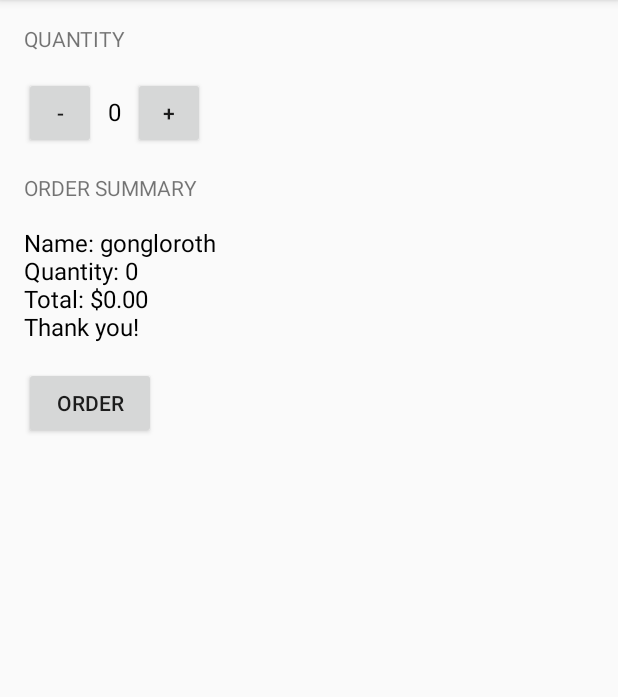
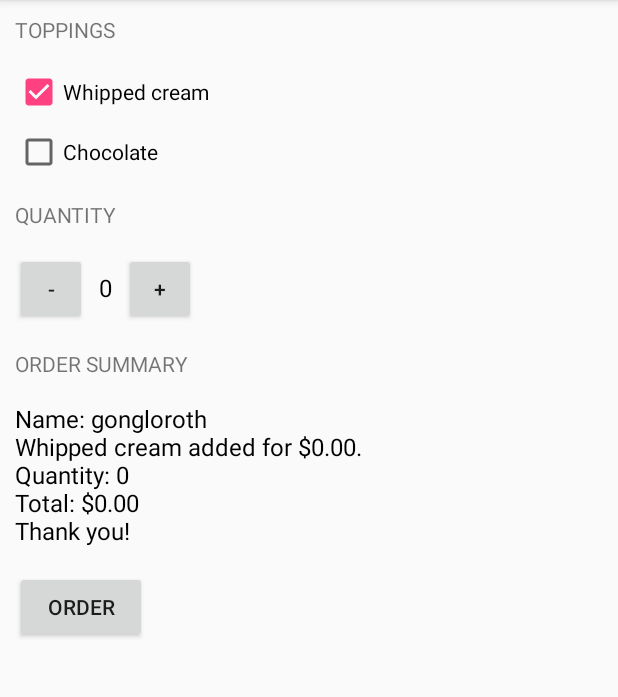
Before and after one commit to gongloroth/just-java, an Android app: the screen it shows after launch (MainActivity), after a tap on "ORDER", on a phone screen of 412 x 824 dp, the part 84-781 px from its top. Run offline under Robolectric (Android 15) with nearby library versions, the phone set to English and light mode, and no system bars; 1 other tap on this screen came first.

Commit message:
Second commit
Added checkboxes to the program

```diff
--- a/app/src/main/java/com/gongloroth/justjava/MainActivity.java
+++ b/app/src/main/java/com/gongloroth/justjava/MainActivity.java
@@ -2,34 +2,63 @@ package com.gongloroth.justjava;
 
 import android.os.Bundle;
 import android.support.v7.app.AppCompatActivity;
+import android.util.Log;
 import android.view.View;
+import android.widget.CheckBox;
 import android.widget.TextView;
 
 import java.text.NumberFormat;
 import java.util.Formatter;
-import java.util.Locale;
 
 /**
  * This app displays an order form to order coffee.
  */
 public class MainActivity extends AppCompatActivity {
 
-    private int priceOfOneCup = 150;
-    private int quantity =0;
+    private final int priceOfOneCup = 150;
+    private final int WHIPPED_CREAM_PRICE = 30;
+    private final int CHOCOLATE_PRICE = 25;
+    private int quantity = 0;
     private int price = 0;
     private String message = "Thank you!";
     private String name = "gongloroth";
+    private boolean hasWhippedCream = false;
+    private boolean hasChocolate = false;
+    private CheckBox whippedCreamCheckBox;
+    private CheckBox chocolateCheckBox;
 
     @Override
     protected void onCreate(Bundle savedInstanceState) {
         super.onCreate(savedInstanceState);
         setContentView(R.layout.activity_main);
+
+        setWhippedCreamCheckBox(R.id.whipped_cream_checkbox);
+        getWhippedCreamCheckBox().setOnClickListener(new View.OnClickListener() {
+            @Override
+            public void onClick(View view) {
+                if (whippedCreamCheckBox.isChecked()){
+                    hasWhippedCream = true;
+                }
+            }
+        });
+
+        setChocolateCheckBox(R.id.chocolate_checkbox);
+        getWhippedCreamCheckBox().setOnClickListener(new View.OnClickListener() {
+            @Override
+            public void onClick(View view) {
+                if (chocolateCheckBox.isChecked()){
+                    hasChocolate = true;
+                }
+            }
+        });
     }
 
     @Override
     public void onSaveInstanceState(Bundle outState) {
         outState.putInt("QUANTITY", quantity);
         outState.putInt("PRICE", price);
+        outState.putBoolean("WHIPPED_KEY",hasWhippedCream);
+        outState.putBoolean("CHOCOLATE_KEY",hasChocolate);
 
         // call superclass to save any view hierarchy
         super.onSaveInstanceState(outState);
@@ -39,9 +68,16 @@ public class MainActivity extends AppCompatActivity {
     public void onRestoreInstanceState(Bundle savedInstanceState) {
         price = savedInstanceState.getInt("PRICE");
         quantity = savedInstanceState.getInt("QUANTITY");
+        hasWhippedCream = savedInstanceState.getBoolean("WHIPPED_KEY");
+        hasChocolate = savedInstanceState.getBoolean("CHOCOLATE_KEY");
+
+        getWhippedCreamCheckBox().setChecked(hasWhippedCream);
+        getChocolateCheckBox().setChecked(hasChocolate);
 
         displayQuantity(quantity);
-        displayMessage(createOrderSummary(price));
+        if (price > 0) {
+            displayMessage(createOrderSummary(price, hasWhippedCream,hasChocolate));
+        }
     }
 
     /**
@@ -51,8 +87,27 @@ public class MainActivity extends AppCompatActivity {
         //displayMessage("Ordered coffee amount: " + quantity + "\n" + "Total: " + formatCurrency(calculatePrice(quantity,priceOfOneCup)) + "\n" + message);
         //int price = calculatePrice(quantity,priceOfOneCup);
         //displayPrice(price);
-        price = calculatePrice(quantity,priceOfOneCup);
-        displayMessage(createOrderSummary(price));
+        if (getWhippedCreamCheckBox().isChecked() && getChocolateCheckBox().isChecked()){
+            price = calculatePrice(quantity, priceOfOneCup) + WHIPPED_CREAM_PRICE*quantity + CHOCOLATE_PRICE*quantity;
+            hasChocolate = true;
+            hasWhippedCream = true;
+        }
+        else if (getWhippedCreamCheckBox().isChecked() && !getChocolateCheckBox().isChecked()) {
+            price = calculatePrice(quantity, priceOfOneCup) + WHIPPED_CREAM_PRICE*quantity;
+            hasWhippedCream = true;
+            hasChocolate = false;
+        }
+        else if (getChocolateCheckBox().isChecked() && !getWhippedCreamCheckBox().isChecked()){
+            price = calculatePrice(quantity, priceOfOneCup) + CHOCOLATE_PRICE*quantity;
+            hasChocolate = true;
+            hasWhippedCream = false;
+        }
+        else {
+            price = calculatePrice(quantity, priceOfOneCup);
+            hasWhippedCream = false;
+            hasChocolate = false;
+        }
+        displayMessage(createOrderSummary(price,hasWhippedCream,hasChocolate));
     }
 
     /**
@@ -71,7 +126,7 @@ public class MainActivity extends AppCompatActivity {
         //priceTextView.setText(NumberFormat.getCurrencyInstance().format(number));
         StringBuilder sb = new StringBuilder();
         Formatter formatter = new Formatter(sb);
-        formatter.format("%s\n%s",NumberFormat.getCurrencyInstance().format(number),message);
+        formatter.format("%s\n%s", NumberFormat.getCurrencyInstance().format(number), message);
         //priceTextView.setText(NumberFormat.getCurrencyInstance(Locale.US).format(number) + "\nThank you!");
         orderSummaryTextView.setText(sb.toString());
     }
@@ -84,28 +139,62 @@ public class MainActivity extends AppCompatActivity {
         priceTextView.setText(message);
     }
 
-    public void increment(View view){
+    public void increment(View view) {
         quantity++;
         displayQuantity(quantity);
     }
 
-    public void decrement(View view){
+    public void decrement(View view) {
         quantity--;
         displayQuantity(quantity);
     }
 
-    private int calculatePrice(int quantity, int priceOfOneCup){
-        return quantity*priceOfOneCup;
+    private int calculatePrice(int quantity, int priceOfOneCup) {
+        return quantity * priceOfOneCup;
     }
 
-    private String formatCurrency(int number){
+    private String formatCurrency(int number) {
         return NumberFormat.getCurrencyInstance().format(number);
     }
 
-    private String createOrderSummary(int price){
+    private String createOrderSummary(int price, boolean creamIsChecked, boolean chocolateIsChecked) {
         StringBuilder sb = new StringBuilder();
         Formatter fmt = new Formatter(sb);
-        fmt.format("Name: %1$s\nQuantity: %2$d\nTotal: %3$s\n%4$s",name,quantity,formatCurrency(price),message);
+        fmt.format("Name: %1$s\nQuantity: %2$d\nTotal: %3$s\n%4$s", name, quantity, formatCurrency(price), message);
+        Log.v("MainActivity","Add whipped cream? " + creamIsChecked);
+        Log.v("MainActivity","Add chocolate? " + chocolateIsChecked);
+        if (creamIsChecked) {
+            sb.insert(sb.indexOf("\n") + 1, "Whipped cream added for " + formatCurrency(WHIPPED_CREAM_PRICE*quantity) + ".\n");
+        }
+        if (chocolateIsChecked){
+            sb.insert(sb.indexOf("\n") + 1, "Chocolate added for " + formatCurrency(CHOCOLATE_PRICE*quantity) + ".\n");
+        }
+
         return sb.toString();
     }
+
+    private String createOrderSummary(int price) {
+        StringBuilder sb = new StringBuilder();
+        Formatter fmt = new Formatter(sb);
+        fmt.format("Name: %1$s\nQuantity: %2$d\nTotal: %3$s\n%4$s", name, quantity, formatCurrency(price), message);
+
+        return sb.toString();
+    }
+
+
+    public CheckBox getWhippedCreamCheckBox() {
+        return whippedCreamCheckBox;
+    }
+
+    public void setWhippedCreamCheckBox(int id) {
+        this.whippedCreamCheckBox = (CheckBox) findViewById(id);
+    }
+
+    public CheckBox getChocolateCheckBox() {
+        return chocolateCheckBox;
+    }
+
+    public void setChocolateCheckBox(int id) {
+        this.chocolateCheckBox = (CheckBox) findViewById(id);
+    }
 }
--- a/app/src/main/res/layout/activity_main.xml
+++ b/app/src/main/res/layout/activity_main.xml
@@ -1,11 +1,41 @@
 <?xml version="1.0" encoding="utf-8"?>
-<LinearLayout xmlns:android="http://schemas.android.com/apk/res/android"
+
+<ScrollView xmlns:android="http://schemas.android.com/apk/res/android"
     xmlns:tools="http://schemas.android.com/tools"
+    android:layout_width="fill_parent"
+    android:layout_height="wrap_content"
+    android:orientation="vertical"
+    android:padding="10dp"
+    android:fillViewport="false"
+    tools:context="com.gongloroth.justjava.MainActivity">
+
+    <LinearLayout
         android:layout_width="match_parent"
-    android:layout_height="match_parent"
-    android:orientation="vertical"
-    android:padding="16dp"
-    tools:context="com.gongloroth.justjava.MainActivity">
+        android:layout_height="wrap_content"
+        android:orientation="vertical">
+
+        <TextView
+            android:id="@+id/toppings"
+            android:layout_width="wrap_content"
+            android:layout_height="wrap_content"
+            android:layout_marginBottom="16dp"
+            android:text="@string/toppings"
+            android:textAllCaps="true" />
+
+        <CheckBox
+            android:id="@+id/whipped_cream_checkbox"
+            android:layout_width="wrap_content"
+            android:layout_height="wrap_content"
+            android:layout_marginBottom="8dp"
+            android:text="@string/whipped_cream_text" />
+
+        <CheckBox
+            android:id="@+id/chocolate_checkbox"
+            android:layout_width="wrap_content"
+            android:layout_height="wrap_content"
+            android:layout_marginBottom="16dp"
+            android:text="@string/chocolate_text" />
+
 
         <TextView
             android:id="@+id/title"
@@ -70,5 +100,5 @@
             android:onClick="submitOrder"
             android:text="@string/order"
             android:textAllCaps="true" />
-
     </LinearLayout>
+</ScrollView>
--- a/app/src/main/res/values/strings.xml
+++ b/app/src/main/res/values/strings.xml
@@ -7,4 +7,7 @@
     <string name="order">order</string>
     <string name="price_default">0</string>
     <string name="quantity_default">0</string>
+    <string name="toppings">toppings</string>
+    <string name="whipped_cream_text">Whipped cream</string>
+    <string name="chocolate_text">Chocolate</string>
 </resources>
```
Lines whose indentation alone changed are shown as unchanged.
